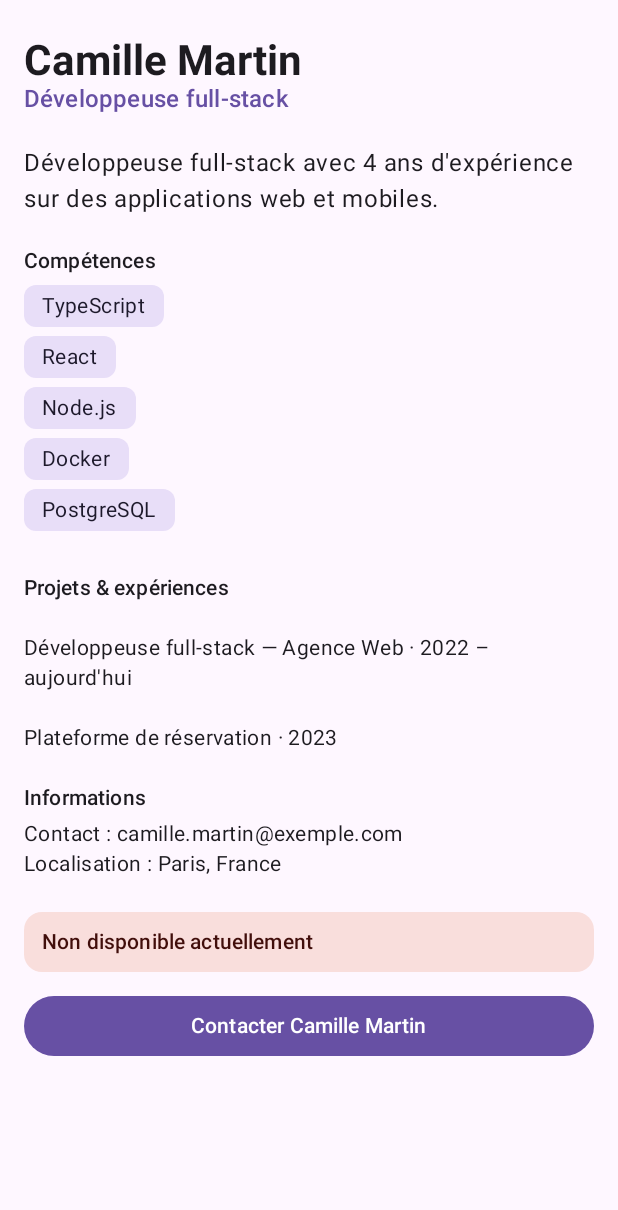
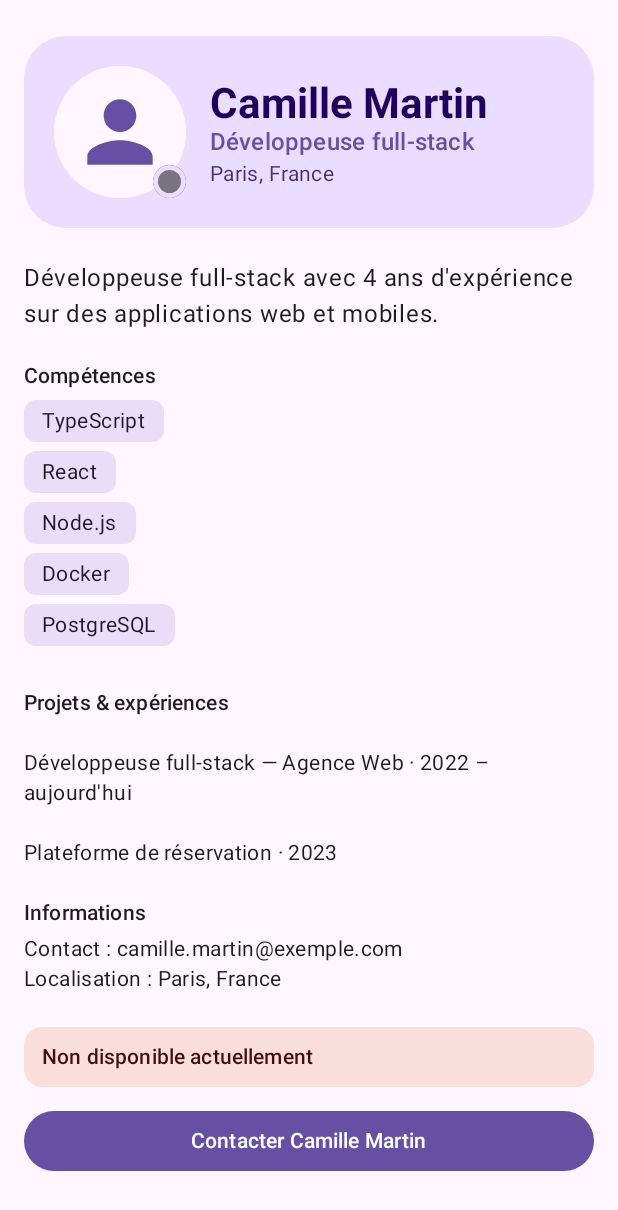
Before and after one commit to EthanRieu/ProfilDeveloppeurEthanRieuReimsUIUpdate, an Android app built with Jetpack Compose: the @Preview function ProfileScreenFullstackPreview, on a phone screen of 412 x 824 dp. Shown: the top 1210 px of the screen. Run offline under Robolectric (Android 15) with nearby library versions, the phone set to English and light mode, and no system bars.

Commit message:
feat(ui): en-tête avec avatar et badge de disponibilité
- Avatar placeholder en vector drawable, affiché avec Image et teinté
  selon le thème (ColorFilter.tint)
- Badge de disponibilité superposé à l'avatar grâce à une Box
- En-tête en Surface primaryContainer (shapes.extraLarge) avec Row :
  avatar, nom, rôle et localisation
- Descriptions d'accessibilité pour l'avatar et le badge

Closes #4

```diff
--- a/app/src/main/java/com/example/profildeveloppeur/ui/profile/ProfileComponents.kt
+++ b/app/src/main/java/com/example/profildeveloppeur/ui/profile/ProfileComponents.kt
@@ -1,29 +1,66 @@
 package com.example.profildeveloppeur.ui.profile
 
+import androidx.compose.foundation.Image
+import androidx.compose.foundation.background
+import androidx.compose.foundation.border
 import androidx.compose.foundation.clickable
+import androidx.compose.foundation.layout.Box
 import androidx.compose.foundation.layout.Column
+import androidx.compose.foundation.layout.Row
+import androidx.compose.foundation.layout.Spacer
+import androidx.compose.foundation.layout.fillMaxSize
 import androidx.compose.foundation.layout.fillMaxWidth
+import androidx.compose.foundation.layout.height
 import androidx.compose.foundation.layout.padding
+import androidx.compose.foundation.layout.size
+import androidx.compose.foundation.layout.width
+import androidx.compose.foundation.shape.CircleShape
 import androidx.compose.material3.Button
 import androidx.compose.material3.MaterialTheme
 import androidx.compose.material3.Surface
 import androidx.compose.material3.Text
 import androidx.compose.runtime.Composable
+import androidx.compose.ui.Alignment
 import androidx.compose.ui.Modifier
+import androidx.compose.ui.draw.clip
+import androidx.compose.ui.graphics.ColorFilter
+import androidx.compose.ui.res.painterResource
+import androidx.compose.ui.unit.Dp
+import com.example.profildeveloppeur.R
 import androidx.compose.ui.semantics.Role
 import androidx.compose.ui.semantics.contentDescription
 import androidx.compose.ui.semantics.role
 import androidx.compose.ui.semantics.semantics
 import androidx.compose.ui.unit.dp
 
-/** En-tête de la fiche : nom et rôle du développeur. */
+/**
+ * En-tête de la fiche : avatar (avec badge de disponibilité superposé), nom et rôle,
+ * posés sur une Surface colorée cohérente avec le thème.
+ */
 @Composable
 fun ProfileHeader(
     name: String,
     role: String,
+    location: String,
+    isAvailable: Boolean,
     modifier: Modifier = Modifier
 ) {
-    Column(modifier = modifier) {
+    Surface(
+        modifier = modifier.fillMaxWidth(),
+        color = MaterialTheme.colorScheme.primaryContainer,
+        contentColor = MaterialTheme.colorScheme.onPrimaryContainer,
+        shape = MaterialTheme.shapes.extraLarge
+    ) {
+        // Row : avatar à gauche, textes à droite, centrés verticalement
+        Row(
+            modifier = Modifier.padding(20.dp),
+            verticalAlignment = Alignment.CenterVertically
+        ) {
+            AvatarWithBadge(isAvailable = isAvailable)
+
+            Spacer(modifier = Modifier.width(16.dp))
+
+            Column {
                 Text(
                     text = name,
                     style = MaterialTheme.typography.headlineMedium
@@ -32,6 +69,57 @@ fun ProfileHeader(
                     text = role,
                     style = MaterialTheme.typography.titleMedium,
                     color = MaterialTheme.colorScheme.primary
+                )
+                Spacer(modifier = Modifier.height(4.dp))
+                Text(
+                    text = location,
+                    style = MaterialTheme.typography.bodyMedium,
+                    color = MaterialTheme.colorScheme.onPrimaryContainer.copy(alpha = 0.8f)
+                )
+            }
+        }
+    }
+}
+
+/**
+ * Avatar circulaire avec un badge de disponibilité superposé en bas à droite.
+ * La Box permet d'empiler l'Image et le badge : le badge est placé avec Modifier.align.
+ */
+@Composable
+fun AvatarWithBadge(
+    isAvailable: Boolean,
+    modifier: Modifier = Modifier,
+    size: Dp = 88.dp
+) {
+    val badgeColor = if (isAvailable) {
+        MaterialTheme.colorScheme.tertiary
+    } else {
+        MaterialTheme.colorScheme.outline
+    }
+    val badgeDescription = if (isAvailable) "Disponible" else "Non disponible"
+
+    Box(modifier = modifier.size(size)) {
+        Image(
+            painter = painterResource(id = R.drawable.avatar_placeholder),
+            contentDescription = "Avatar du développeur",
+            // La silhouette prend la couleur primaire du thème (clair ou sombre)
+            colorFilter = ColorFilter.tint(MaterialTheme.colorScheme.primary),
+            modifier = Modifier
+                .fillMaxSize()
+                .clip(CircleShape)
+                .background(MaterialTheme.colorScheme.surface)
+                .padding(size / 8)
+        )
+
+        // Badge superposé : pastille ronde entourée de la couleur du fond de l'en-tête
+        Box(
+            modifier = Modifier
+                .align(Alignment.BottomEnd)
+                .size(size / 4)
+                .clip(CircleShape)
+                .background(badgeColor)
+                .border(3.dp, MaterialTheme.colorScheme.primaryContainer, CircleShape)
+                .semantics { contentDescription = badgeDescription }
         )
     }
 }
--- a/app/src/main/java/com/example/profildeveloppeur/ui/profile/ProfileScreen.kt
+++ b/app/src/main/java/com/example/profildeveloppeur/ui/profile/ProfileScreen.kt
@@ -44,7 +44,12 @@ fun ProfileScreen(
             verticalArrangement = Arrangement.spacedBy(24.dp)
         ) {
             item(key = "header") {
-                ProfileHeader(name = profile.name, role = profile.role)
+                ProfileHeader(
+                    name = profile.name,
+                    role = profile.role,
+                    location = profile.location,
+                    isAvailable = profile.isAvailable
+                )
             }
 
             item(key = "description") {
--- /dev/null
+++ b/app/src/main/res/drawable/avatar_placeholder.xml
@@ -0,0 +1,12 @@
+<?xml version="1.0" encoding="utf-8"?>
+<!-- Avatar placeholder : silhouette (tête + épaules). La couleur est appliquée côté Compose
+     via ColorFilter.tint pour suivre le thème clair / sombre. -->
+<vector xmlns:android="http://schemas.android.com/apk/res/android"
+    android:width="96dp"
+    android:height="96dp"
+    android:viewportWidth="24"
+    android:viewportHeight="24">
+    <path
+        android:fillColor="#FFFFFFFF"
+        android:pathData="M12,12c2.21,0 4,-1.79 4,-4s-1.79,-4 -4,-4 -4,1.79 -4,4 1.79,4 4,4zM12,14c-2.67,0 -8,1.34 -8,4v2h16v-2c0,-2.66 -5.33,-4 -8,-4z" />
+</vector>
```
Lines whose indentation alone changed are shown as unchanged.
